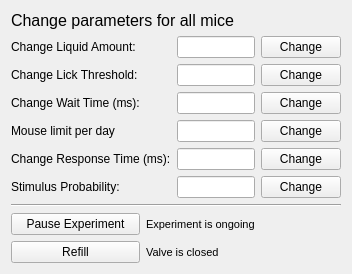
Qt form Python/gui/expwin.ui (yagarwal123/autonomouse) before a commit.
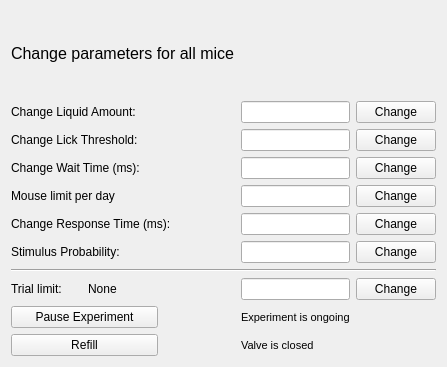
The same form after that commit.

Commit message: minor chngnes/trial limit

The edit to the form file:
```diff
--- a/Python/gui/expwin.ui
+++ b/Python/gui/expwin.ui
@@ -6,14 +6,24 @@
    <rect>
     <x>0</x>
     <y>0</y>
-    <width>295</width>
-    <height>214</height>
+    <width>397</width>
+    <height>367</height>
    </rect>
   </property>
   <property name="windowTitle">
    <string>Form</string>
   </property>
   <layout class="QGridLayout" name="gridLayout">
+   <item row="5" column="3">
+    <widget class="QLineEdit" name="mouseRespLineEdit"/>
+   </item>
+   <item row="5" column="4">
+    <widget class="QPushButton" name="changeMouseRespButton">
+     <property name="text">
+      <string>Change</string>
+     </property>
+    </widget>
+   </item>
    <item row="6" column="0" colspan="2">
     <widget class="QLabel" name="label_6">
      <property name="text">
@@ -21,87 +31,88 @@
      </property>
     </widget>
    </item>
-   <item row="8" column="0">
-    <widget class="QPushButton" name="pauseButton">
-     <property name="text">
-      <string>Pause Experiment</string>
-     </property>
-    </widget>
-   </item>
-   <item row="5" column="3">
-    <widget class="QPushButton" name="changeMouseRespButton">
-     <property name="text">
-      <string>Change</string>
-     </property>
-    </widget>
-   </item>
-   <item row="9" column="1" colspan="2">
-    <widget class="QLabel" name="refillLabel">
-     <property name="font">
-      <font>
-       <pointsize>8</pointsize>
-      </font>
-     </property>
-     <property name="text">
-      <string>Valve is closed</string>
-     </property>
-    </widget>
-   </item>
-   <item row="7" column="0" colspan="4">
-    <widget class="Line" name="line">
-     <property name="orientation">
-      <enum>Qt::Horizontal</enum>
-     </property>
-    </widget>
-   </item>
    <item row="6" column="3">
-    <widget class="QPushButton" name="changeStimProbButton">
-     <property name="text">
-      <string>Change</string>
-     </property>
-    </widget>
-   </item>
-   <item row="6" column="2">
     <widget class="QLineEdit" name="stimProbLineEdit"/>
    </item>
+   <item row="6" column="4">
+    <widget class="QPushButton" name="changeStimProbButton">
+     <property name="text">
+      <string>Change</string>
+     </property>
+    </widget>
+   </item>
+   <item row="1" column="4">
+    <widget class="QPushButton" name="changeliquidButton">
+     <property name="text">
+      <string>Change</string>
+     </property>
+    </widget>
+   </item>
+   <item row="2" column="0" colspan="2">
+    <widget class="QLabel" name="label_2">
+     <property name="text">
+      <string>Change Lick Threshold:</string>
+     </property>
+    </widget>
+   </item>
    <item row="4" column="3">
+    <widget class="QLineEdit" name="mouseLimLineEdit"/>
+   </item>
+   <item row="2" column="3">
+    <widget class="QLineEdit" name="lickLineEdit"/>
+   </item>
+   <item row="2" column="4">
+    <widget class="QPushButton" name="changelickButton">
+     <property name="text">
+      <string>Change</string>
+     </property>
+    </widget>
+   </item>
+   <item row="3" column="0" colspan="2">
+    <widget class="QLabel" name="label_3">
+     <property name="text">
+      <string>Change Wait Time (ms):</string>
+     </property>
+    </widget>
+   </item>
+   <item row="3" column="3">
+    <widget class="QLineEdit" name="waittimeLineEdit"/>
+   </item>
+   <item row="3" column="4">
+    <widget class="QPushButton" name="changewaittimeButton">
+     <property name="text">
+      <string>Change</string>
+     </property>
+    </widget>
+   </item>
+   <item row="4" column="0" colspan="2">
+    <widget class="QLabel" name="label_4">
+     <property name="text">
+      <string>Mouse limit per day</string>
+     </property>
+    </widget>
+   </item>
+   <item row="8" column="1">
+    <widget class="QLabel" name="trial_lim_lab">
+     <property name="text">
+      <string>None</string>
+     </property>
+    </widget>
+   </item>
+   <item row="4" column="4">
     <widget class="QPushButton" name="changeMouseLimButton">
      <property name="text">
       <string>Change</string>
      </property>
     </widget>
    </item>
-   <item row="5" column="2">
-    <widget class="QLineEdit" name="mouseRespLineEdit"/>
-   </item>
-   <item row="9" column="0">
-    <widget class="QPushButton" name="refillButton">
-     <property name="text">
-      <string>Refill</string>
-     </property>
-    </widget>
-   </item>
-   <item row="5" column="0" colspan="2">
+   <item row="5" column="0" colspan="3">
     <widget class="QLabel" name="label_5">
      <property name="text">
       <string>Change Response Time (ms):</string>
      </property>
     </widget>
    </item>
-   <item row="1" column="0">
-    <widget class="QLabel" name="label">
-     <property name="text">
-      <string>Change Liquid Amount:</string>
-     </property>
-    </widget>
-   </item>
-   <item row="3" column="0">
-    <widget class="QLabel" name="label_3">
-     <property name="text">
-      <string>Change Wait Time (ms):</string>
-     </property>
-    </widget>
-   </item>
    <item row="0" column="0" colspan="3">
     <widget class="QLabel" name="label_blah">
      <property name="font">
@@ -114,54 +125,48 @@
      </property>
     </widget>
    </item>
-   <item row="2" column="2">
-    <widget class="QLineEdit" name="lickLineEdit"/>
-   </item>
-   <item row="2" column="3">
-    <widget class="QPushButton" name="changelickButton">
+   <item row="1" column="0" colspan="2">
+    <widget class="QLabel" name="label">
      <property name="text">
-      <string>Change</string>
+      <string>Change Liquid Amount:</string>
      </property>
     </widget>
    </item>
-   <item row="3" column="2">
-    <widget class="QLineEdit" name="waittimeLineEdit"/>
-   </item>
-   <item row="1" column="2">
-    <widget class="QLineEdit" name="liquidLineEdit"/>
-   </item>
-   <item row="3" column="3">
-    <widget class="QPushButton" name="changewaittimeButton">
-     <property name="text">
-      <string>Change</string>
-     </property>
-    </widget>
-   </item>
-   <item row="4" column="0">
-    <widget class="QLabel" name="label_4">
-     <property name="text">
-      <string>Mouse limit per day</string>
-     </property>
-    </widget>
-   </item>
-   <item row="4" column="2">
-    <widget class="QLineEdit" name="mouseLimLineEdit"/>
-   </item>
    <item row="1" column="3">
-    <widget class="QPushButton" name="changeliquidButton">
+    <widget class="QLineEdit" name="liquidLineEdit"/>
+   </item>
+   <item row="7" column="0" colspan="5">
+    <widget class="Line" name="line">
+     <property name="orientation">
+      <enum>Qt::Horizontal</enum>
+     </property>
+    </widget>
+   </item>
+   <item row="8" column="0">
+    <widget class="QLabel" name="label_7">
+     <property name="text">
+      <string>Trial limit:</string>
+     </property>
+    </widget>
+   </item>
+   <item row="8" column="3">
+    <widget class="QLineEdit" name="trialLimLineEdit"/>
+   </item>
+   <item row="8" column="4">
+    <widget class="QPushButton" name="changeTrialLimButton">
      <property name="text">
       <string>Change</string>
      </property>
     </widget>
    </item>
-   <item row="2" column="0">
-    <widget class="QLabel" name="label_2">
+   <item row="9" column="0" colspan="2">
+    <widget class="QPushButton" name="pauseButton">
      <property name="text">
-      <string>Change Lick Threshold:</string>
+      <string>Pause Experiment</string>
      </property>
     </widget>
    </item>
-   <item row="8" column="1" colspan="2">
+   <item row="9" column="3">
     <widget class="QLabel" name="pauseLabel">
      <property name="font">
       <font>
@@ -173,6 +178,25 @@
      </property>
     </widget>
    </item>
+   <item row="10" column="3">
+    <widget class="QLabel" name="refillLabel">
+     <property name="font">
+      <font>
+       <pointsize>8</pointsize>
+      </font>
+     </property>
+     <property name="text">
+      <string>Valve is closed</string>
+     </property>
+    </widget>
+   </item>
+   <item row="10" column="0" colspan="2">
+    <widget class="QPushButton" name="refillButton">
+     <property name="text">
+      <string>Refill</string>
+     </property>
+    </widget>
+   </item>
   </layout>
  </widget>
  <resources/>
```
The commit also changes 7 other files.
